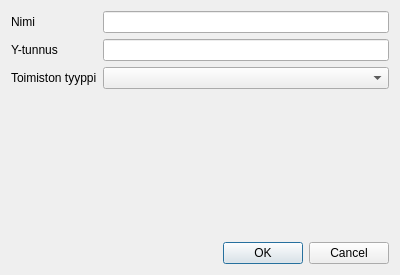
First picture: the form in kitsas/toimisto/uusitoimistodialog.ui, repository artoh/kitupiikki, before the edit.
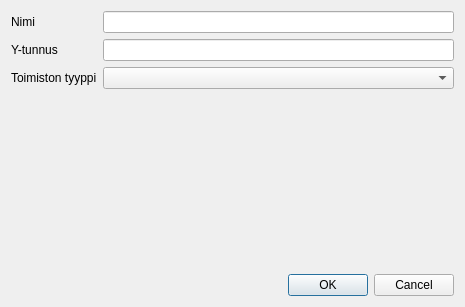
Second picture: the form after the edit.

```diff
--- a/kitsas/toimisto/uusitoimistodialog.ui
+++ b/kitsas/toimisto/uusitoimistodialog.ui
@@ -6,8 +6,8 @@
    <rect>
     <x>0</x>
     <y>0</y>
-    <width>400</width>
-    <height>275</height>
+    <width>465</width>
+    <height>307</height>
    </rect>
   </property>
   <property name="windowTitle">
@@ -56,7 +56,7 @@
      <property name="sizeHint" stdset="0">
       <size>
        <width>20</width>
-       <height>128</height>
+       <height>160</height>
       </size>
      </property>
     </spacer>
```
Left out of the diff: 9 changed lines with no effect on the pictures.
